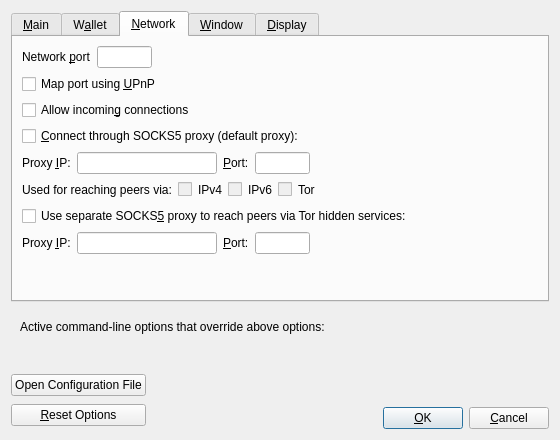
Old version of the form src/qt/forms/optionsdialog.ui in the repository quantumbitcoin/bitcoin.
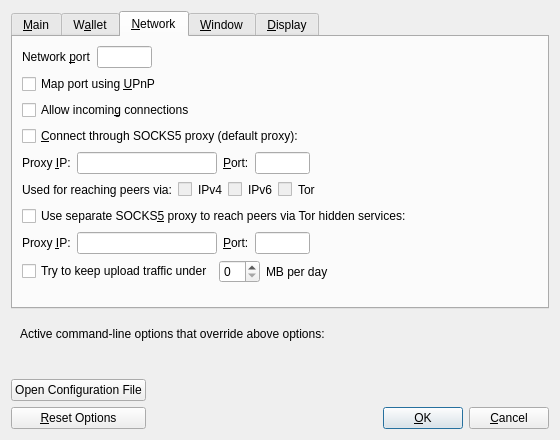
New version of the form. The open tabs and pages were chosen to show the change. Custom widgets are drawn as their Qt base class.

Commit message: Qt/Options: Expose maxuploadtarget in GUI using rwconf

What changed in the file:
```diff
--- a/src/qt/forms/optionsdialog.ui
+++ b/src/qt/forms/optionsdialog.ui
@@ -596,6 +596,46 @@
          </item>
         </layout>
        </item>
+       <item>
+        <layout class="QHBoxLayout" name="horizontalLayout_maxuploadtarget">
+         <item>
+          <widget class="QCheckBox" name="maxuploadtargetCheckbox">
+           <property name="text">
+            <string>Try to keep upload traffic under</string>
+           </property>
+          </widget>
+         </item>
+         <item>
+          <widget class="QSpinBox" name="maxuploadtarget"/>
+         </item>
+         <item>
+          <widget class="QLabel" name="maxuploadtargetUnitLabel">
+           <property name="text">
+            <string>MB per day</string>
+           </property>
+           <property name="textFormat">
+            <enum>Qt::PlainText</enum>
+           </property>
+           <property name="buddy">
+            <cstring>maxuploadtargetCheckbox</cstring>
+           </property>
+          </widget>
+         </item>
+         <item>
+          <spacer name="horizontalSpacer_maxuploadtarget">
+           <property name="orientation">
+            <enum>Qt::Horizontal</enum>
+           </property>
+           <property name="sizeHint" stdset="0">
+            <size>
+             <width>40</width>
+             <height>20</height>
+            </size>
+           </property>
+          </spacer>
+         </item>
+        </layout>
+       </item>
        <item>
         <spacer name="verticalSpacer_Network">
          <property name="orientation">
```
The commit also changes 3 other files.
